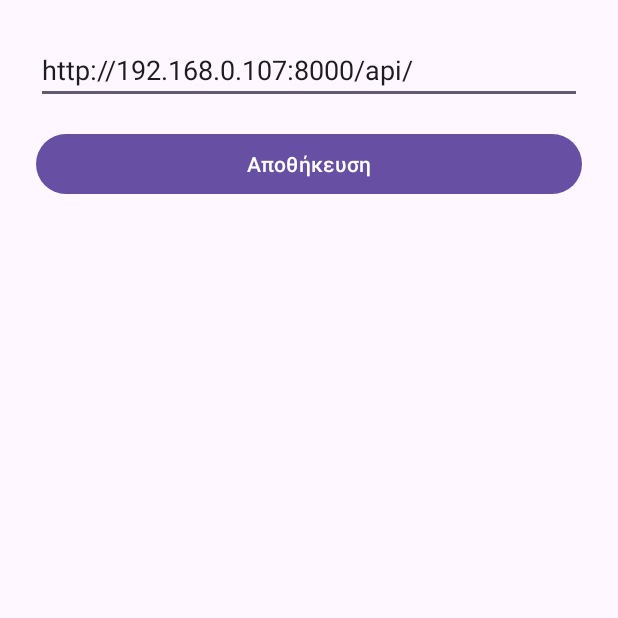
After one commit to GeorgeMoucht/OrderIt, an Android app: the ServerSettingsActivity screen opened directly, with no data from a screen before it, on a phone screen of 412 x 824 dp, the top half of it. The commit adds this screen. Run offline under Robolectric (Android 15) with nearby library versions, the phone set to English and light mode, and no system bars.

Commit message:
first version of automaticaly init device ip

```diff
--- a/frontend/app/src/main/AndroidManifest.xml
+++ b/frontend/app/src/main/AndroidManifest.xml
@@ -29,6 +29,8 @@
 
         <activity android:name=".ui.auth.login.LoginActivity" />
         <activity android:name=".ui.HomeActivity" />
+        <activity android:name=".ui.devsettings.ServerSettingsActivity"/>
+
     </application>
 
 </manifest>
--- a/frontend/app/src/main/java/com/example/orderitjava/data/api/RetrofitClient.java
+++ b/frontend/app/src/main/java/com/example/orderitjava/data/api/RetrofitClient.java
@@ -4,6 +4,7 @@ import android.util.Log;
 import androidx.annotation.NonNull;
 import com.example.orderitjava.OrderItApplication;
 import com.example.orderitjava.utils.TokenProvider;
+import com.example.orderitjava.utils.UrlProvider;
 
 import java.io.IOException;
 import okhttp3.Interceptor;
@@ -51,7 +52,6 @@ import retrofit2.converter.gson.GsonConverterFactory;
  */
 
 public class RetrofitClient {
-    private static final String BASE_URL = "http://10.0.2.2:8000/api/";
     private static Retrofit retrofit = null;
 
     static {
@@ -92,7 +92,7 @@ public class RetrofitClient {
                 .build();
 
         retrofit = new Retrofit.Builder()
-                .baseUrl(BASE_URL)
+                .baseUrl(UrlProvider.getBaseUrl(OrderItApplication.getAppContext()))
                 .addConverterFactory(GsonConverterFactory.create())
                 .client(client)
                 .build();
--- /dev/null
+++ b/frontend/app/src/main/java/com/example/orderitjava/ui/devsettings/ServerSettingsActivity.java
@@ -0,0 +1,38 @@
+package com.example.orderitjava.ui.devsettings;
+
+import android.annotation.SuppressLint;
+import android.content.SharedPreferences;
+import android.os.Bundle;
+import android.widget.Button;
+import android.widget.EditText;
+import android.widget.Toast;
+
+import androidx.appcompat.app.AppCompatActivity;
+
+import com.example.orderitjava.R;
+public class ServerSettingsActivity extends AppCompatActivity{
+    private EditText etBaseUrl;
+    private Button btnSave;
+
+    private static final String PREFS_NAME = "AppSettings";
+    private static final String KEY_BASE_URL = "BASE_URL";
+
+    @SuppressLint("MissingInflatedId")
+    @Override
+    protected void onCreate(Bundle savedInstanceState) {
+        super.onCreate(savedInstanceState);
+        setContentView(R.layout.activity_devsettings);
+
+        etBaseUrl = findViewById(R.id.etBaseUrl);
+        btnSave = findViewById(R.id.btnSave);
+
+        SharedPreferences prefs = getSharedPreferences(PREFS_NAME, MODE_PRIVATE);
+        etBaseUrl.setText(prefs.getString(KEY_BASE_URL, "http://192.168.0.107:8000/api/"));
+
+        btnSave.setOnClickListener(v -> {
+            String newUrl = etBaseUrl.getText().toString().trim();
+            prefs.edit().putString(KEY_BASE_URL, newUrl).apply();
+            Toast.makeText(this, "URL αποθηκεύτηκε!", Toast.LENGTH_SHORT).show();
+        });
+    }
+}
--- /dev/null
+++ b/frontend/app/src/main/res/drawable/ic_settings.xml
@@ -0,0 +1,5 @@
+<vector xmlns:android="http://schemas.android.com/apk/res/android" android:height="24dp" android:tint="#000000" android:viewportHeight="24" android:viewportWidth="24" android:width="24dp">
+
+    <path android:fillColor="#FF000000" android:pathData="M17.6,11.48 L19.44,8.3a0.63,0.63 0,0 0,-1.09 -0.63l-1.88,3.24a11.43,11.43 0,0 0,-8.94 0L5.65,7.67a0.63,0.63 0,0 0,-1.09 0.63L6.4,11.48A10.81,10.81 0,0 0,1 20L23,20A10.81,10.81 0,0 0,17.6 11.48ZM7,17.25A1.25,1.25 0,1 1,8.25 16,1.25 1.25,0 0,1 7,17.25ZM17,17.25A1.25,1.25 0,1 1,18.25 16,1.25 1.25,0 0,1 17,17.25Z"/>
+
+</vector>
--- /dev/null
+++ b/frontend/app/src/main/res/layout/activity_devsettings.xml
@@ -0,0 +1,22 @@
+<?xml version="1.0" encoding="utf-8"?>
+<LinearLayout
+    xmlns:android="http://schemas.android.com/apk/res/android"
+    android:orientation="vertical"
+    android:padding="24dp"
+    android:layout_width="match_parent"
+    android:layout_height="match_parent">
+
+    <EditText
+        android:id="@+id/etBaseUrl"
+        android:layout_width="match_parent"
+        android:layout_height="wrap_content"
+        android:hint="Εισάγετε το Base URL"
+        android:inputType="textUri" />
+
+    <Button
+        android:id="@+id/btnSave"
+        android:layout_width="match_parent"
+        android:layout_height="wrap_content"
+        android:text="Αποθήκευση"
+        android:layout_marginTop="16dp" />
+</LinearLayout>
--- a/frontend/app/src/main/res/xml/network_security_config.xml
+++ b/frontend/app/src/main/res/xml/network_security_config.xml
@@ -1,5 +1,8 @@
 <?xml version="1.0" encoding="utf-8"?>
 <network-security-config>
+    <domain-config cleartextTrafficPermitted="true">
+        <domain includeSubdomains="true">192.168.0.107</domain>
+    </domain-config>
     <domain-config cleartextTrafficPermitted="true">
         <domain includeSubdomains="true">10.0.2.2</domain>
     </domain-config>
```
Also changed, not shown: frontend/app/src/main/java/com/example/orderitjava/ui/auth/login/LoginActivity.java (+12 -0 lines), frontend/app/src/main/java/com/example/orderitjava/utils/UrlProvider.java (added, +12 -0 lines), frontend/app/src/main/res/layout/activity_login.xml (+11 -0 lines), 1 other file.
